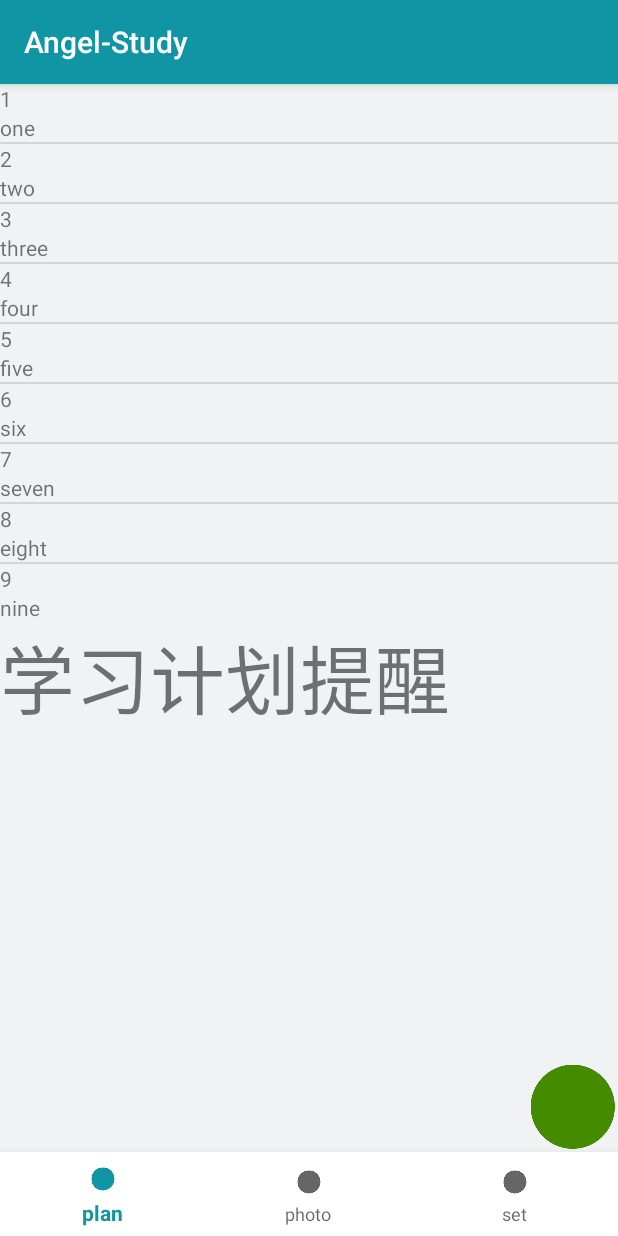
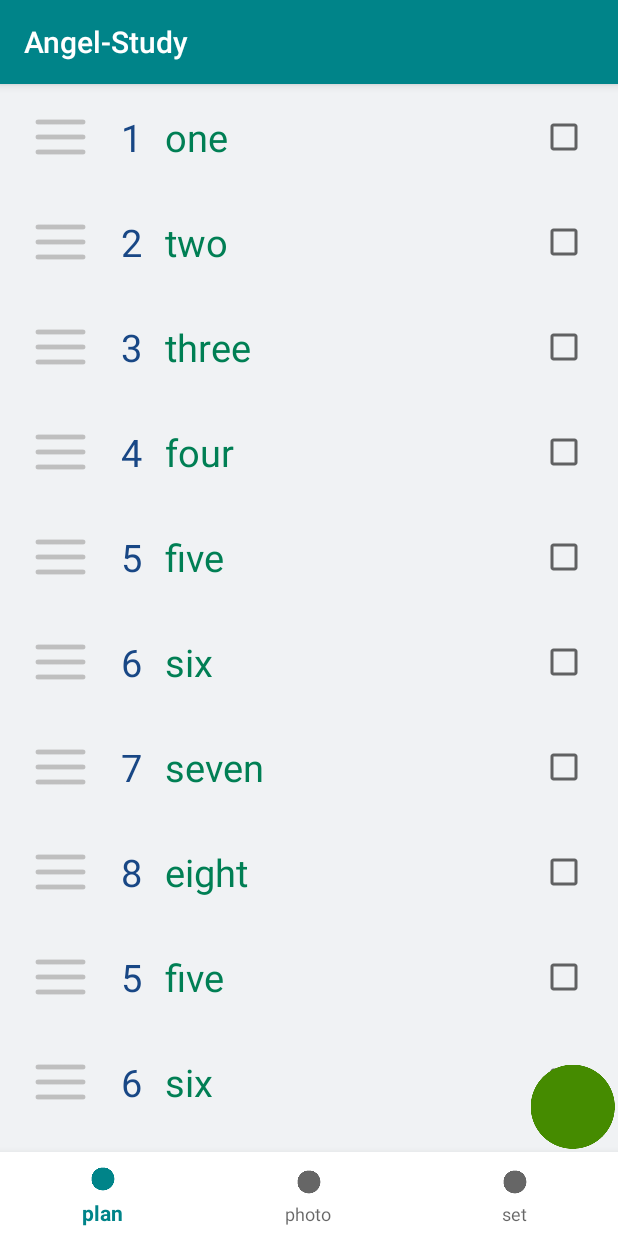
Before and after one commit to imkind/Angel_study, an Android app: the screen it shows after launch (MainActivity), on a phone screen of 412 x 824 dp. Run offline under Robolectric (Android 15) with nearby library versions, the phone set to English and light mode, and no system bars.

Commit message:
3
修改recyclerview

```diff
--- a/AngelStudy/app/build.gradle
+++ b/AngelStudy/app/build.gradle
@@ -20,6 +20,7 @@ android {
 }
 
 dependencies {
+
     implementation fileTree(dir: 'libs', include: ['*.jar'])
     implementation 'androidx.appcompat:appcompat:1.0.2'
     implementation 'androidx.constraintlayout:constraintlayout:1.1.3'
@@ -29,5 +30,7 @@ dependencies {
     androidTestImplementation 'androidx.test.espresso:espresso-core:3.1.1'
     implementation 'com.google.android.material:material:1.1.0'
     implementation 'androidx.navigation:navigation-runtime:2.2.1'
+    implementation 'com.android.support:appcompat-v7:28.0.0'
+    implementation 'com.android.support:recyclerview-v7:28.0.0'
 
 }
--- a/AngelStudy/app/src/main/AndroidManifest.xml
+++ b/AngelStudy/app/src/main/AndroidManifest.xml
@@ -3,6 +3,7 @@
     package="com.chen.angel_study">
 
     <application
+        android:name="com.chen.angel_study.item"
         android:allowBackup="true"
         android:icon="@mipmap/ic_launcher"
         android:label="@string/app_name"
@@ -18,4 +19,5 @@
         </activity>
     </application>
 
+
 </manifest>
--- /dev/null
+++ b/AngelStudy/app/src/main/java/com/chen/angel_study/IItemTouchHelperAdapter.java
@@ -0,0 +1,18 @@
+package com.chen.angel_study;
+
+public interface IItemTouchHelperAdapter {
+    /**
+     * 当item被移动时调用
+     *
+     * @param fromPosition item的起点
+     * @param toPosition   item的终点
+     */
+    void onItemMove(int fromPosition, int toPosition);
+
+    /**
+     * 当item被侧滑时调用
+     *
+     * @param position 被侧滑的item的position
+     */
+    void onItemDismiss(int position);
+}
--- a/AngelStudy/app/src/main/java/com/chen/angel_study/MainActivity.java
+++ b/AngelStudy/app/src/main/java/com/chen/angel_study/MainActivity.java
@@ -1,13 +1,26 @@
 package com.chen.angel_study;
 
+import android.app.Dialog;
+import android.content.Context;
+import android.content.DialogInterface;
 import android.content.Intent;
+import android.graphics.drawable.Drawable;
 import android.os.Bundle;
+import android.text.Layout;
+import android.text.Spannable;
+import android.text.SpannableString;
+import android.text.style.ImageSpan;
+import android.util.Log;
+import android.view.KeyEvent;
 import android.view.MenuItem;
 import android.view.View;
+import android.widget.Button;
+import android.widget.EditText;
 import android.widget.ImageButton;
 import android.widget.TextView;
 
 import androidx.annotation.NonNull;
+import androidx.appcompat.app.AlertDialog;
 import androidx.appcompat.app.AppCompatActivity;
 import androidx.fragment.app.Fragment;
 import androidx.fragment.app.FragmentManager;
@@ -39,7 +52,9 @@ public class MainActivity extends AppCompatActivity {
         photofragment = new photoFragment();
         setfragment = new setFragment();
 
+
         initFragment();
+        intputt();
 
 //        ImageButton numbers = (ImageButton) findViewById(R.id.bottom1);
 //
@@ -117,4 +132,52 @@ public class MainActivity extends AppCompatActivity {
         transaction.show(fragments[de]).commitAllowingStateLoss();
     }
 
+
+    private void intputt(){
+
+        final Context mContext = this;
+
+
+       ImageButton button  = (ImageButton) findViewById(R.id.bottom1);
+        button.setOnClickListener(new View.OnClickListener() {
+            @Override
+            public void onClick(View v) {
+                View view = getLayoutInflater().inflate(R.layout.wenben,null);
+                final EditText userInput = (EditText) view.findViewById(R.id.shuru);
+                Button button2 = (Button) view.findViewById(R.id.ok);
+                AlertDialog.Builder alertDialogBuilder = new AlertDialog.Builder(mContext);
+                alertDialogBuilder.setView(view);
+
+                alertDialogBuilder.setCancelable(true).setPositiveButton("OK",
+                        new DialogInterface.OnClickListener() {
+                            public void onClick(DialogInterface dialog,int id) {
+
+                                String p= userInput.getText().toString();
+                                item wordlist = (item)getApplication();
+
+                                wordlist.setword(p,"0");
+
+                            }
+                        });
+
+                // create alert dialog
+                AlertDialog alertDialog = alertDialogBuilder.create();
+                alertDialog.show();
+
+//                button2.setOnClickListener(new View.OnClickListener(){
+//                    public void onClick(View v) {
+//
+//                        item words = (item)getApplicationContext();
+//                        words.inwords( userInput.getText().toString(),"0");
+//
+//                    }
+//                });
+
+            }
+        });
+
+
+
+    }
+
 }
--- /dev/null
+++ b/AngelStudy/app/src/main/java/com/chen/angel_study/MyItemTouchHelperCallback.java
@@ -0,0 +1,45 @@
+package com.chen.angel_study;
+
+import androidx.recyclerview.widget.ItemTouchHelper;
+import androidx.recyclerview.widget.RecyclerView;
+
+import java.util.Collections;
+
+public class MyItemTouchHelperCallback extends ItemTouchHelper.Callback {
+
+    private IItemTouchHelperAdapter mAdapter;
+    public MyItemTouchHelperCallback(IItemTouchHelperAdapter mAdapter) {
+        this.mAdapter = mAdapter;
+    }
+
+    @Override
+    public int getMovementFlags(RecyclerView recyclerView, RecyclerView.ViewHolder viewHolder) {
+        final int dragFlags = ItemTouchHelper.UP | ItemTouchHelper.DOWN;
+        final int swipeFlags = ItemTouchHelper.START | ItemTouchHelper.END;
+        return makeMovementFlags(dragFlags, swipeFlags);
+    }
+
+    @Override
+    public boolean onMove(RecyclerView recyclerView, RecyclerView.ViewHolder viewHolder, RecyclerView.ViewHolder target) {
+        mAdapter.onItemMove(viewHolder.getAdapterPosition(), target.getAdapterPosition());
+        return true;
+    }
+
+    @Override
+    public void onSwiped(RecyclerView.ViewHolder viewHolder, int direction) {
+        mAdapter.onItemDismiss(viewHolder.getAdapterPosition());
+    }
+
+    @Override
+    public boolean isItemViewSwipeEnabled() {
+        //是否可以左右侧滑，默认返回true
+        return true;
+    }
+
+    @Override
+    public boolean isLongPressDragEnabled() {
+        //是否可以长按上下拖拽，默认返回false
+        return true;
+    }
+
+}
--- /dev/null
+++ b/AngelStudy/app/src/main/java/com/chen/angel_study/item.java
@@ -0,0 +1,30 @@
+package com.chen.angel_study;
+
+import android.app.Application;
+
+import java.util.ArrayList;
+
+public class item extends Application {
+    private String one,two;
+    private int t;
+
+    public void setword(String i,String o){
+        one=i;
+        two=o;
+        t=2;
+    }
+
+    public String returnword1(){
+        t=1;
+        return one;
+    }
+    public String returnword2(){
+        t=1;
+        return two;
+    }
+    public int returnwordt(){
+        return t--;
+    }
+
+
+}
--- a/AngelStudy/app/src/main/java/com/chen/angel_study/planFragment.java
+++ b/AngelStudy/app/src/main/java/com/chen/angel_study/planFragment.java
@@ -7,10 +7,15 @@ import android.view.View;
 import android.view.ViewGroup;
 import android.widget.ListView;
 import android.widget.TextView;
+import android.widget.Toast;
 
 import androidx.fragment.app.Fragment;
+import androidx.recyclerview.widget.ItemTouchHelper;
+import androidx.recyclerview.widget.LinearLayoutManager;
+import androidx.recyclerview.widget.RecyclerView;
 
 import java.util.ArrayList;
+import java.util.List;
 
 
 public class planFragment extends Fragment {
@@ -22,8 +27,22 @@ public class planFragment extends Fragment {
     @Override
     public View onCreateView(LayoutInflater inflater, ViewGroup container,
                              Bundle savedInstanceState) {
+        ArrayList<word> words = new ArrayList<word>();
         View rootView = inflater.inflate(R.layout.activity_plan, container, false);
-        ArrayList<word> words = new ArrayList<word>();
+
+        RecyclerView recyclerView = (RecyclerView) rootView.findViewById(R.id.recycler_view);
+        LinearLayoutManager layoutManager = new LinearLayoutManager(getActivity());
+        recyclerView.setLayoutManager(layoutManager);
+        reAdapter adapter = new reAdapter(getActivity(),words);
+        recyclerView.setAdapter(adapter);
+
+        ItemTouchHelper mItemTouchHelper = new ItemTouchHelper(new MyItemTouchHelperCallback(adapter));
+        mItemTouchHelper.attachToRecyclerView(recyclerView);
+
+
+
+        item wordlist = (item)getActivity().getApplication();
+
         words.add(new word("1", "one"));
         words.add(new word("2", "two"));
         words.add(new word("3", "three"));
@@ -32,13 +51,38 @@ public class planFragment extends Fragment {
         words.add(new word("6", "six"));
         words.add(new word("7", "seven"));
         words.add(new word("8", "eight"));
-        words.add(new word("9", "nine"));
+        words.add(new word("5", "five"));
+        words.add(new word("6", "six"));
+        words.add(new word("7", "seven"));
+        words.add(new word("8", "eight"));
+        if(wordlist.returnwordt()==2){
+            words.add(new word(wordlist.returnword1(),wordlist.returnword2()));
 
-        wordAdpater itemsAdapter = new wordAdpater(getActivity(), 0, words);
+        }
 
-        ListView listView = (ListView) rootView.findViewById(R.id.lists);
-        listView.setAdapter(itemsAdapter);
+//        wordAdpater itemsAdapter = new wordAdpater(getActivity(), 0, words);
+//
+//        ListView listView = (ListView) rootView.findViewById(R.id.lists);
 
+//        listView.setAdapter(itemsAdapter);
+        adapter.setOnItemClickListener(new reAdapter.OnItemClickListener() {
+
+            public void onItemClick(int position) {
+                Toast.makeText(getActivity(), "click " +position, Toast.LENGTH_SHORT).show();
+            }
+        });
+        adapter.setOnItemLongClickListener(new reAdapter.OnItemLongClickListener() {
+
+            public void onItemLongClick(View view, int position) {
+                Toast.makeText(getActivity(),"long click "+position,Toast.LENGTH_SHORT).show();
+            }
+        });
+
+
+
+
+
+        recyclerView.setAdapter(adapter);
         return rootView;
     }
 
--- /dev/null
+++ b/AngelStudy/app/src/main/java/com/chen/angel_study/reAdapter.java
@@ -0,0 +1,127 @@
+package com.chen.angel_study;
+
+import android.content.Context;
+import android.view.LayoutInflater;
+import android.view.View;
+import android.view.ViewGroup;
+import android.widget.ImageView;
+import android.widget.TextView;
+
+import androidx.recyclerview.widget.RecyclerView;
+
+import java.util.ArrayList;
+import java.util.Collections;
+import java.util.List;
+
+
+public class reAdapter extends RecyclerView.Adapter<reAdapter.MyViewHolder>implements IItemTouchHelperAdapter {
+
+    private ArrayList<word> mwordlist;
+    private  Context context;
+
+    public reAdapter(Context context, ArrayList<word> wordList) {
+        this.context= context;
+        mwordlist = wordList;
+    }
+
+    public void setDatas(ArrayList<word> data) {
+        mwordlist.clear();
+        this.mwordlist.addAll(data);
+        notifyDataSetChanged();
+    }
+
+    @Override
+
+    public MyViewHolder onCreateViewHolder(ViewGroup parent, int viewType) {
+        View view = LayoutInflater.from(parent.getContext()).inflate(R.layout.file_item, parent, false);
+        MyViewHolder holder = new MyViewHolder(view);
+        return holder;
+    }
+
+
+    public void onBindViewHolder(MyViewHolder holder, int position) {
+
+        final int pos = holder.getLayoutPosition();
+        word lists = mwordlist.get(position);
+        holder.Image.setText(lists.outputnumber());
+        holder.Number.setText(lists.outenglish());
+
+        holder.Image.setOnClickListener(new View.OnClickListener(){
+
+            public void onClick(View v) {
+                if (onItemClickListener != null)
+                onItemClickListener.onItemClick(pos);
+            }
+        });
+
+        holder.Number.setOnLongClickListener(new View.OnLongClickListener() {
+            @Override
+            public boolean onLongClick(View view) {
+                if (onItemLongClickListener != null) {
+                    onItemLongClickListener.onItemLongClick(view, pos);
+                }
+                return true;
+            }
+        });
+
+
+    }
+
+    @Override
+    public int getItemCount() {
+        return mwordlist.size();
+    }
+
+    @Override
+    public void onItemMove(int fromPosition, int toPosition) {
+        Collections.swap(mwordlist, fromPosition, toPosition);
+        notifyItemMoved(fromPosition, toPosition);
+
+    }
+
+    @Override
+    public void onItemDismiss(int position) {
+        mwordlist.remove(position);
+        notifyItemRemoved(position);
+    }
+
+    class MyViewHolder extends RecyclerView.ViewHolder{
+
+        TextView Image;
+        TextView Number;
+        public MyViewHolder(View itemView) {
+            super(itemView);
+            Image = (TextView) itemView.findViewById(R.id.text1);
+            Number = (TextView) itemView.findViewById(R.id.text2);
+
+
+
+        }
+
+    }
+    public interface OnItemLongClickListener {
+        void onItemLongClick(View view, int position);
+    }
+    public interface OnItemClickListener {
+        void onItemClick(int position);
+    }
+    private OnItemClickListener onItemClickListener;
+    private OnItemLongClickListener onItemLongClickListener;
+
+    public void setOnItemClickListener(OnItemClickListener onItemClickListener) {
+        this.onItemClickListener = onItemClickListener;
+    }
+    public void setOnItemLongClickListener(OnItemLongClickListener onItemLongClickListener) {
+        this.onItemLongClickListener = onItemLongClickListener;
+    }
+
+
+    public interface IItemTouchHelperAdapter {
+
+        void onItemMove(int fromPosition, int toPosition);
+        void onItemDismiss(int position);
+    }
+
+
+
+}
--- a/AngelStudy/app/src/main/java/com/chen/angel_study/word.java
+++ b/AngelStudy/app/src/main/java/com/chen/angel_study/word.java
@@ -1,8 +1,8 @@
 package com.chen.angel_study;
 
 public class word {
-    private String numbers;
-    private String english;
+    private  String numbers;
+    private  String english;
 
     public word(String Anumbers, String Aenglish){
         numbers = Anumbers;
--- a/AngelStudy/app/src/main/res/layout/activity_plan.xml
+++ b/AngelStudy/app/src/main/res/layout/activity_plan.xml
@@ -3,15 +3,10 @@
     android:layout_width="match_parent"
     android:layout_height="match_parent"
     android:orientation="vertical">
-    <ListView
-        android:id="@+id/lists"
-        android:layout_width="wrap_content"
-        android:layout_height="wrap_content"/>
 
-    <TextView
-        android:id="@+id/textView1"
-        android:text="学习计划提醒"
-        android:textSize="50dp"
-        android:layout_width="wrap_content"
+    <androidx.recyclerview.widget.RecyclerView
+        android:id="@+id/recycler_view"
+        android:layout_width="match_parent"
         android:layout_height="wrap_content" />
+
 </LinearLayout>
--- a/AngelStudy/app/src/main/res/layout/file_item.xml
+++ b/AngelStudy/app/src/main/res/layout/file_item.xml
@@ -1,20 +1,58 @@
 <?xml version="1.0" encoding="utf-8"?>
-<LinearLayout xmlns:android="http://schemas.android.com/apk/res/android"
+<androidx.constraintlayout.widget.ConstraintLayout
+    xmlns:android="http://schemas.android.com/apk/res/android"
+    xmlns:app="http://schemas.android.com/apk/res-auto"
     xmlns:tools="http://schemas.android.com/tools"
-    android:orientation="vertical"
     android:layout_width="match_parent"
-    android:layout_height="match_parent">
+    android:layout_height="70dp">
+
+    <ImageView
+        android:id="@+id/imageview1"
+        android:layout_width="50dp"
+        android:layout_height="40dp"
+        android:layout_marginBottom="8dp"
+        android:layout_marginStart="15dp"
+        android:layout_marginTop="8dp"
+        android:src="@drawable/imageview_menu"
+        app:layout_constraintBottom_toBottomOf="parent"
+        app:layout_constraintStart_toStartOf="parent"
+        app:layout_constraintTop_toTopOf="parent"/>
 
     <TextView
         android:id="@+id/text1"
         android:layout_width="wrap_content"
         android:layout_height="wrap_content"
-        tools:text="是"/>
+        android:textSize="25sp"
+        android:textColor="@color/ziti2"
+        android:layout_marginBottom="8dp"
+        android:layout_marginStart="15dp"
+        android:layout_marginTop="8dp"
+        app:layout_constraintBottom_toBottomOf="parent"
+        app:layout_constraintStart_toEndOf="@+id/imageview1"
+        app:layout_constraintTop_toTopOf="parent"/>
 
     <TextView
         android:id="@+id/text2"
         android:layout_width="wrap_content"
-        android:layout_height="wrap_content"/>
+        android:layout_height="wrap_content"
+        android:textColor="@color/ziti1"
+        android:textSize="25sp"
+        android:layout_marginBottom="8dp"
+        android:layout_marginStart="15dp"
+        android:layout_marginTop="8dp"
+        app:layout_constraintBottom_toBottomOf="parent"
+        app:layout_constraintStart_toEndOf="@+id/text1"
+        app:layout_constraintTop_toTopOf="parent"/>
 
+    <CheckBox
+        android:id="@+id/checkBox1"
+        android:layout_width="0dp"
+        android:layout_height="20dp"
+        android:layout_marginTop="8dp"
+        android:layout_marginEnd="20dp"
+        android:layout_marginBottom="8dp"
+        app:layout_constraintBottom_toBottomOf="parent"
+        app:layout_constraintEnd_toEndOf="parent"
+        app:layout_constraintTop_toTopOf="parent" />
 
-</LinearLayout>
+</androidx.constraintlayout.widget.ConstraintLayout>
--- a/AngelStudy/app/src/main/res/values/colors.xml
+++ b/AngelStudy/app/src/main/res/values/colors.xml
@@ -5,4 +5,7 @@
     <color name="colorAccent">#D81B60</color>
     <color name="backg">#f0f2f4</color>
     <color name="zhuti">#0f95a4</color>
+    <color name="zhuti1">#008489</color>
+    <color name="ziti1">#007f54</color>
+    <color name="ziti2">#184785</color>
 </resources>
--- a/AngelStudy/app/src/main/res/values/styles.xml
+++ b/AngelStudy/app/src/main/res/values/styles.xml
@@ -3,9 +3,9 @@
     <!-- Base application theme. -->
     <style name="AppTheme" parent="Theme.AppCompat.Light.DarkActionBar">
         <!-- Customize your theme here. -->
-        <item name="colorPrimary">@color/zhuti</item>
+        <item name="colorPrimary">@color/zhuti1</item>
         <item name="colorPrimaryDark">@color/colorPrimaryDark</item>
-        <item name="colorAccent">@color/colorAccent</item>
+        <item name="colorAccent">@color/zhuti</item>
     </style>
 
 </resources>
```
Also changed, not shown: AngelStudy/app/src/main/java/com/chen/angel_study/IItemTouchHelperViewHolder.java (added, +14 -0 lines), AngelStudy/app/src/main/java/com/chen/angel_study/myDialog.java (added, +39 -0 lines), AngelStudy/app/src/main/res/layout/wenben.xml (added, +22 -0 lines), AngelStudy/app/src/main/res/drawable/imageview_menu.png (added).
